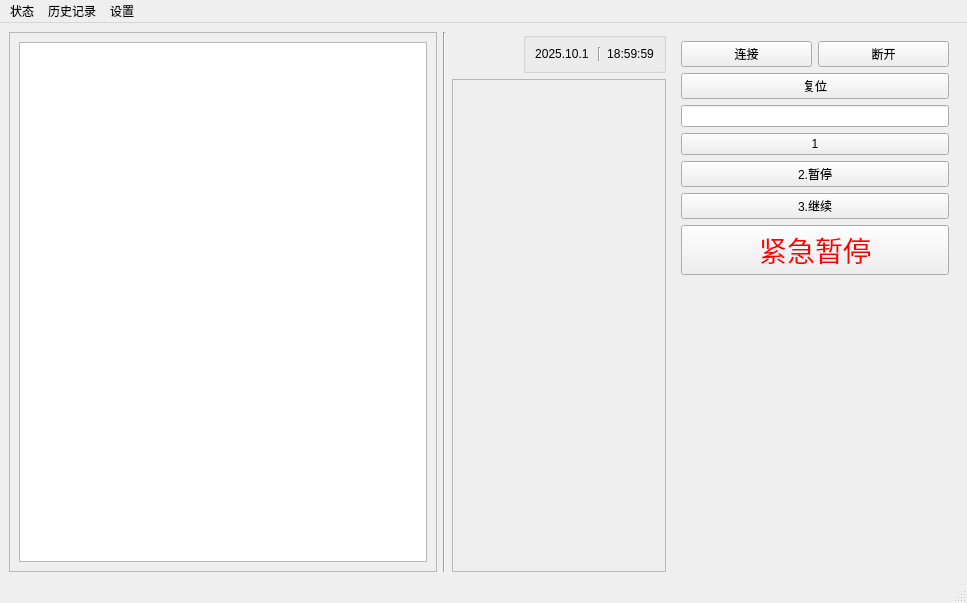
Before: the Qt Designer form mainwindow.ui in LightningFlashEvE/high-throughput-perovskite-medication-system, drawn with Qt 5.
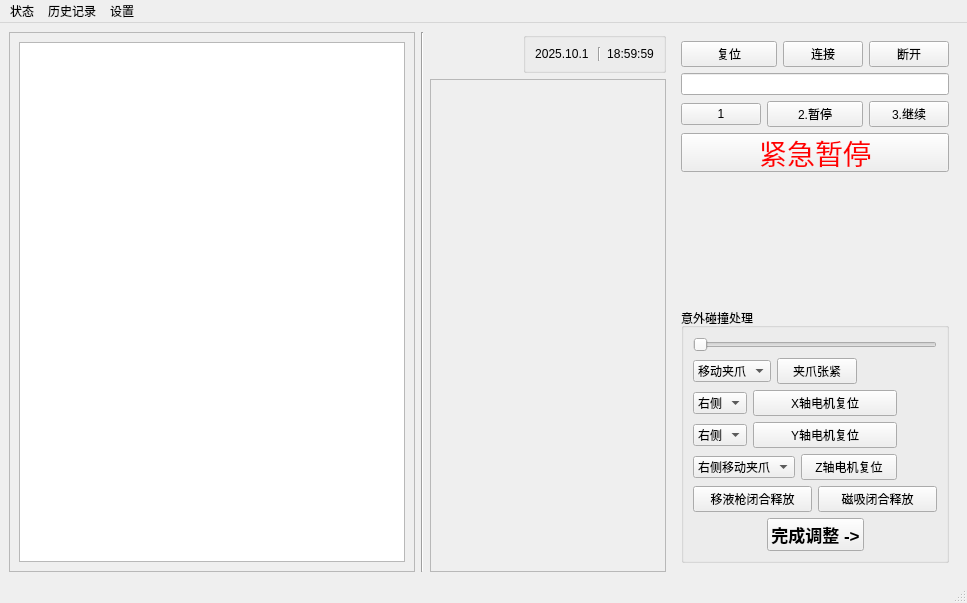
After: the same form once the commit is applied. Icons and pictures are not drawn.

Commit message: 20260115: 新版未完成意外碰撞

Patch:
```diff
--- a/mainwindow.ui
+++ b/mainwindow.ui
@@ -20,9 +20,9 @@
   <widget class="QWidget" name="centralwidget">
    <layout class="QGridLayout" name="gridLayout">
     <item row="0" column="0">
-     <layout class="QHBoxLayout" name="horizontalLayout_4" stretch="1,0">
+     <layout class="QHBoxLayout" name="horizontalLayout_4" stretch="2,0">
       <item>
-       <layout class="QHBoxLayout" name="horizontalLayout" stretch="2,0,1">
+       <layout class="QHBoxLayout" name="horizontalLayout" stretch="2,0,0">
         <item>
          <widget class="QFrame" name="frame_1">
           <property name="styleSheet">
@@ -146,37 +146,88 @@
          <number>0</number>
         </property>
         <widget class="QWidget" name="mainPage">
-         <layout class="QGridLayout" name="gridLayout_2">
+         <layout class="QGridLayout" name="gridLayout_4">
           <item row="0" column="0">
-           <layout class="QHBoxLayout" name="horizontalLayout_5">
-            <item>
-             <widget class="QPushButton" name="pushButton">
-              <property name="text">
-               <string>连接</string>
-              </property>
-             </widget>
-            </item>
-            <item>
-             <widget class="QPushButton" name="pushButton_2">
-              <property name="text">
-               <string>断开</string>
-              </property>
-             </widget>
-            </item>
-           </layout>
-          </item>
-          <item row="1" column="0">
-           <layout class="QHBoxLayout" name="horizontalLayout_6">
-            <item>
+           <layout class="QGridLayout" name="gridLayout_2">
+            <item row="0" column="0" colspan="2">
              <widget class="QPushButton" name="pushButton_4">
               <property name="text">
                <string>复位</string>
               </property>
              </widget>
             </item>
+            <item row="0" column="2" colspan="2">
+             <layout class="QHBoxLayout" name="horizontalLayout_5">
+              <item>
+               <widget class="QPushButton" name="pushButton">
+                <property name="text">
+                 <string>连接</string>
+                </property>
+               </widget>
+              </item>
+              <item>
+               <widget class="QPushButton" name="pushButton_2">
+                <property name="text">
+                 <string>断开</string>
+                </property>
+               </widget>
+              </item>
+             </layout>
+            </item>
+            <item row="1" column="0" colspan="4">
+             <widget class="QLineEdit" name="lineEdit"/>
+            </item>
+            <item row="2" column="0">
+             <widget class="QPushButton" name="pushButton_7">
+              <property name="text">
+               <string>1</string>
+              </property>
+             </widget>
+            </item>
+            <item row="2" column="1" colspan="2">
+             <widget class="QPushButton" name="pushButton_8">
+              <property name="text">
+               <string>2.暂停</string>
+              </property>
+             </widget>
+            </item>
+            <item row="2" column="3">
+             <widget class="QPushButton" name="pushButton_3">
+              <property name="text">
+               <string>3.继续</string>
+              </property>
+             </widget>
+            </item>
+            <item row="3" column="0" colspan="4">
+             <widget class="QPushButton" name="pushButton_Stop">
+              <property name="sizePolicy">
+               <sizepolicy hsizetype="Minimum" vsizetype="Minimum">
+                <horstretch>0</horstretch>
+                <verstretch>0</verstretch>
+               </sizepolicy>
+              </property>
+              <property name="minimumSize">
+               <size>
+                <width>0</width>
+                <height>39</height>
+               </size>
+              </property>
+              <property name="font">
+               <font>
+                <pointsize>21</pointsize>
+               </font>
+              </property>
+              <property name="styleSheet">
+               <string notr="true">color: red;</string>
+              </property>
+              <property name="text">
+               <string>紧急暂停</string>
+              </property>
+             </widget>
+            </item>
            </layout>
           </item>
-          <item row="7" column="0">
+          <item row="1" column="0">
            <spacer name="verticalSpacer">
             <property name="orientation">
              <enum>Qt::Orientation::Vertical</enum>
@@ -184,60 +235,256 @@
             <property name="sizeHint" stdset="0">
              <size>
               <width>20</width>
-              <height>40</height>
+              <height>227</height>
              </size>
             </property>
            </spacer>
           </item>
-          <item row="4" column="0">
-           <widget class="QPushButton" name="pushButton_8">
-            <property name="text">
-             <string>2.暂停</string>
-            </property>
-           </widget>
-          </item>
           <item row="2" column="0">
-           <widget class="QLineEdit" name="lineEdit"/>
-          </item>
-          <item row="3" column="0">
-           <widget class="QPushButton" name="pushButton_7">
-            <property name="text">
-             <string>1</string>
+           <widget class="QGroupBox" name="groupBox_2">
+            <property name="title">
+             <string>意外碰撞处理</string>
             </property>
-           </widget>
-          </item>
-          <item row="6" column="0">
-           <widget class="QPushButton" name="pushButton_Stop">
-            <property name="sizePolicy">
-             <sizepolicy hsizetype="Minimum" vsizetype="Minimum">
-              <horstretch>0</horstretch>
-              <verstretch>0</verstretch>
-             </sizepolicy>
-            </property>
-            <property name="minimumSize">
-             <size>
-              <width>0</width>
-              <height>39</height>
-             </size>
-            </property>
-            <property name="font">
-             <font>
-              <pointsize>21</pointsize>
-             </font>
-            </property>
-            <property name="styleSheet">
-             <string notr="true">color: red;</string>
-            </property>
-            <property name="text">
-             <string>紧急暂停</string>
-            </property>
-           </widget>
-          </item>
-          <item row="5" column="0">
-           <widget class="QPushButton" name="pushButton_3">
-            <property name="text">
-             <string>3.继续</string>
-            </property>
+            <layout class="QGridLayout" name="gridLayout_3">
+             <item row="0" column="0">
+              <layout class="QVBoxLayout" name="verticalLayout_2">
+               <item>
+                <widget class="QSlider" name="horizontalSliderTight">
+                 <property name="maximum">
+                  <number>100</number>
+                 </property>
+                 <property name="orientation">
+                  <enum>Qt::Orientation::Horizontal</enum>
+                 </property>
+                </widget>
+               </item>
+               <item>
+                <layout class="QHBoxLayout" name="horizontalLayout_7" stretch="0,0,0">
+                 <item>
+                  <widget class="QComboBox" name="comboBoxTight">
+                   <item>
+                    <property name="text">
+                     <string>移动夹爪</string>
+                    </property>
+                   </item>
+                   <item>
+                    <property name="text">
+                     <string>固定夹爪</string>
+                    </property>
+                   </item>
+                  </widget>
+                 </item>
+                 <item>
+                  <widget class="QPushButton" name="pushButton_Tight">
+                   <property name="text">
+                    <string>夹爪张紧</string>
+                   </property>
+                  </widget>
+                 </item>
+                 <item>
+                  <spacer name="horizontalSpacer_7">
+                   <property name="orientation">
+                    <enum>Qt::Orientation::Horizontal</enum>
+                   </property>
+                   <property name="sizeHint" stdset="0">
+                    <size>
+                     <width>40</width>
+                     <height>20</height>
+                    </size>
+                   </property>
+                  </spacer>
+                 </item>
+                </layout>
+               </item>
+               <item>
+                <layout class="QHBoxLayout" name="horizontalLayout_9" stretch="0,1,0">
+                 <item>
+                  <widget class="QComboBox" name="comboBox">
+                   <item>
+                    <property name="text">
+                     <string>右侧</string>
+                    </property>
+                   </item>
+                   <item>
+                    <property name="text">
+                     <string>左测</string>
+                    </property>
+                   </item>
+                  </widget>
+                 </item>
+                 <item>
+                  <widget class="QPushButton" name="pushButton_9">
+                   <property name="text">
+                    <string>X轴电机复位</string>
+                   </property>
+                  </widget>
+                 </item>
+                 <item>
+                  <spacer name="horizontalSpacer_6">
+                   <property name="orientation">
+                    <enum>Qt::Orientation::Horizontal</enum>
+                   </property>
+                   <property name="sizeHint" stdset="0">
+                    <size>
+                     <width>40</width>
+                     <height>20</height>
+                    </size>
+                   </property>
+                  </spacer>
+                 </item>
+                </layout>
+               </item>
+               <item>
+                <layout class="QHBoxLayout" name="horizontalLayout_11" stretch="0,1,0">
+                 <item>
+                  <widget class="QComboBox" name="comboBox_3">
+                   <item>
+                    <property name="text">
+                     <string>右侧</string>
+                    </property>
+                   </item>
+                   <item>
+                    <property name="text">
+                     <string>左侧</string>
+                    </property>
+                   </item>
+                  </widget>
+                 </item>
+                 <item>
+                  <widget class="QPushButton" name="pushButton_11">
+                   <property name="text">
+                    <string>Y轴电机复位</string>
+                   </property>
+                  </widget>
+                 </item>
+                 <item>
+                  <spacer name="horizontalSpacer_8">
+                   <property name="orientation">
+                    <enum>Qt::Orientation::Horizontal</enum>
+                   </property>
+                   <property name="sizeHint" stdset="0">
+                    <size>
+                     <width>40</width>
+                     <height>20</height>
+                    </size>
+                   </property>
+                  </spacer>
+                 </item>
+                </layout>
+               </item>
+               <item>
+                <layout class="QHBoxLayout" name="horizontalLayout_10" stretch="1,1,0">
+                 <item>
+                  <widget class="QComboBox" name="comboBox_2">
+                   <item>
+                    <property name="text">
+                     <string>右侧移动夹爪</string>
+                    </property>
+                   </item>
+                   <item>
+                    <property name="text">
+                     <string>右侧移液器</string>
+                    </property>
+                   </item>
+                   <item>
+                    <property name="text">
+                     <string>左侧固体</string>
+                    </property>
+                   </item>
+                  </widget>
+                 </item>
+                 <item>
+                  <widget class="QPushButton" name="pushButton_10">
+                   <property name="text">
+                    <string>Z轴电机复位</string>
+                   </property>
+                  </widget>
+                 </item>
+                 <item>
+                  <spacer name="horizontalSpacer_10">
+                   <property name="orientation">
+                    <enum>Qt::Orientation::Horizontal</enum>
+                   </property>
+                   <property name="sizeHint" stdset="0">
+                    <size>
+                     <width>40</width>
+                     <height>20</height>
+                    </size>
+                   </property>
+                  </spacer>
+                 </item>
+                </layout>
+               </item>
+               <item>
+                <layout class="QHBoxLayout" name="horizontalLayout_8">
+                 <item>
+                  <widget class="QPushButton" name="pushButton_5">
+                   <property name="text">
+                    <string>移液枪闭合释放</string>
+                   </property>
+                  </widget>
+                 </item>
+                 <item>
+                  <widget class="QPushButton" name="pushButton_6">
+                   <property name="text">
+                    <string>磁吸闭合释放</string>
+                   </property>
+                  </widget>
+                 </item>
+                </layout>
+               </item>
+               <item>
+                <layout class="QHBoxLayout" name="horizontalLayout_12" stretch="1,1,1">
+                 <item>
+                  <spacer name="horizontalSpacer_3">
+                   <property name="orientation">
+                    <enum>Qt::Orientation::Horizontal</enum>
+                   </property>
+                   <property name="sizeHint" stdset="0">
+                    <size>
+                     <width>40</width>
+                     <height>20</height>
+                    </size>
+                   </property>
+                  </spacer>
+                 </item>
+                 <item>
+                  <widget class="QPushButton" name="pushButton_12">
+                   <property name="minimumSize">
+                    <size>
+                     <width>0</width>
+                     <height>33</height>
+                    </size>
+                   </property>
+                   <property name="font">
+                    <font>
+                     <pointsize>13</pointsize>
+                     <bold>true</bold>
+                    </font>
+                   </property>
+                   <property name="text">
+                    <string>完成调整 -&gt;</string>
+                   </property>
+                  </widget>
+                 </item>
+                 <item>
+                  <spacer name="horizontalSpacer_4">
+                   <property name="orientation">
+                    <enum>Qt::Orientation::Horizontal</enum>
+                   </property>
+                   <property name="sizeHint" stdset="0">
+                    <size>
+                     <width>40</width>
+                     <height>20</height>
+                    </size>
+                   </property>
+                  </spacer>
+                 </item>
+                </layout>
+               </item>
+              </layout>
+             </item>
+            </layout>
            </widget>
           </item>
          </layout>
```
The commit also changes 7 other files.
